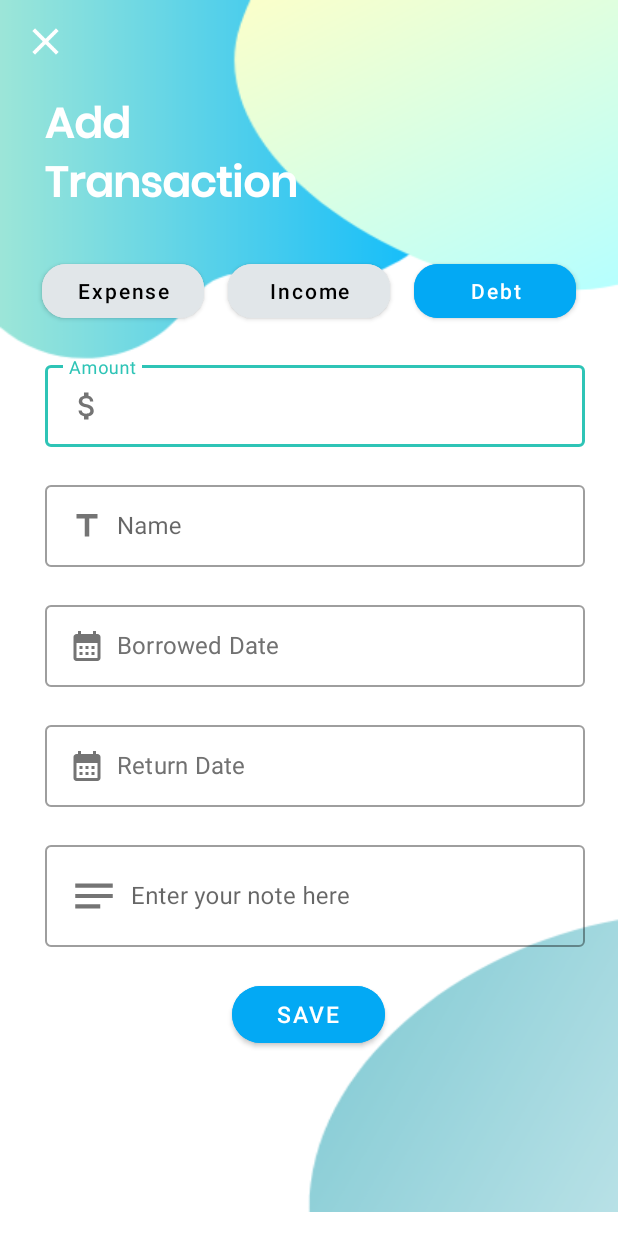
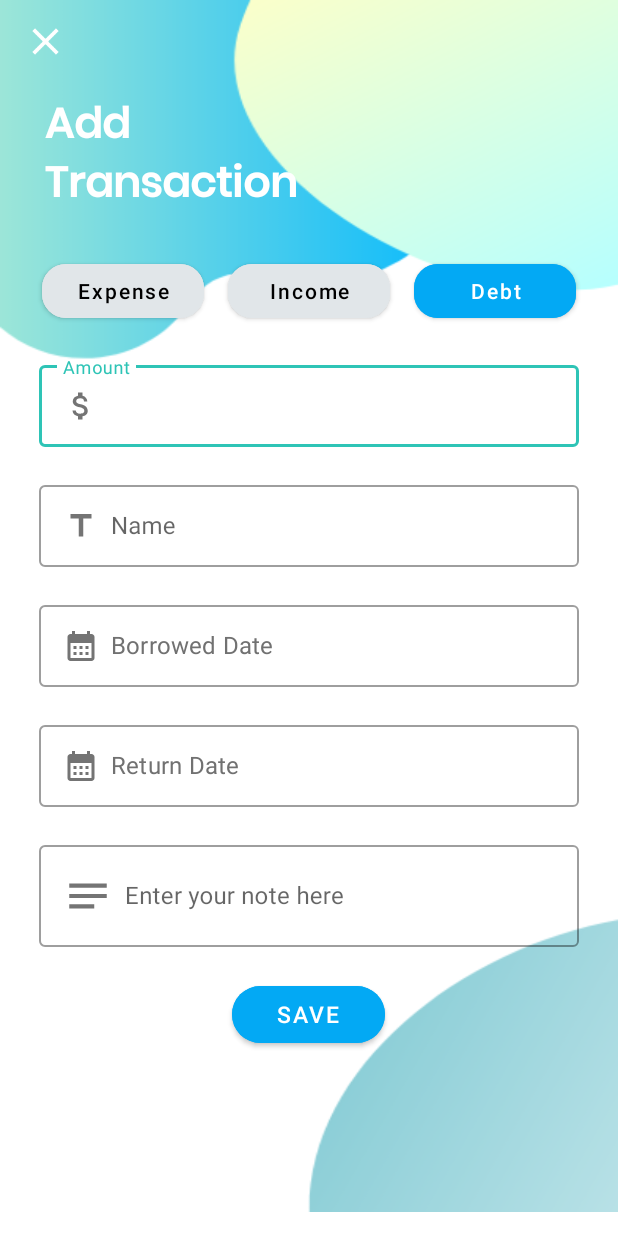
Before and after one commit to Vidusha-Jayaweera/MAD_Qapital, an Android app: the DebtInsertionActivity screen opened directly, with no data from a screen before it, on a phone screen of 412 x 824 dp. Run offline under Robolectric (Android 15) with nearby library versions, the phone set to English and light mode, and no system bars; our stand-ins replace Firebase (no records; nobody signed in at launch, a user with empty details on screens opened directly).

Commit message:
Added user authentication for debts

```diff
--- a/app/src/main/java/com/example/qapital/activities/DebtInsertionActivity.kt
+++ b/app/src/main/java/com/example/qapital/activities/DebtInsertionActivity.kt
@@ -9,8 +9,11 @@ import android.widget.ImageButton
 import android.widget.Toast
 import com.example.qapital.R
 import com.example.qapital.models.DebtModel
+import com.google.firebase.auth.FirebaseAuth
+import com.google.firebase.auth.ktx.auth
 import com.google.firebase.database.DatabaseReference
 import com.google.firebase.database.FirebaseDatabase
+import com.google.firebase.ktx.Firebase
 import java.text.SimpleDateFormat
 import java.util.*
 
@@ -31,18 +34,27 @@ class DebtInsertionActivity : AppCompatActivity() {
     private var payStatus: String = "Not paid"
 
     private lateinit var dbRef: DatabaseReference
+    private lateinit var auth: FirebaseAuth
 
     override fun onCreate(savedInstanceState: Bundle?) {
         super.onCreate(savedInstanceState)
         setContentView(R.layout.activity_debt_insertion)
 
-        //---back button---
+        //back button
         val backButton: ImageButton = findViewById(R.id.backBtn)
         backButton.setOnClickListener {
             finish()
         }
 
         initItem()
+
+        //Initialize Firebase Auth and firebase database--
+        val user = Firebase.auth.currentUser
+        val uid = user?.uid
+        if (uid != null) {
+            dbRef = FirebaseDatabase.getInstance().getReference(uid) //initialize database with uid as the parent
+        }
+        auth = Firebase.auth
 
         //date picker
         val sdf = java.text.SimpleDateFormat("dd/MM/yyyy", Locale.ENGLISH)
--- a/app/src/main/res/layout/activity_debt_insertion.xml
+++ b/app/src/main/res/layout/activity_debt_insertion.xml
@@ -121,6 +121,7 @@
                     style="@style/Widget.MaterialComponents.TextInputLayout.OutlinedBox"
                     android:layout_width="360dp"
                     android:layout_height="60dp"
+                    android:layout_gravity="center"
                     android:layout_marginHorizontal="30dp"
                     android:layout_marginTop="20dp">
 
@@ -144,6 +145,7 @@
                     style="@style/Widget.MaterialComponents.TextInputLayout.OutlinedBox"
                     android:layout_width="360dp"
                     android:layout_height="60dp"
+                    android:layout_gravity="center"
                     android:layout_marginHorizontal="30dp"
                     android:layout_marginTop="20dp">
 
@@ -166,6 +168,7 @@
                     style="@style/Widget.MaterialComponents.TextInputLayout.OutlinedBox"
                     android:layout_width="360dp"
                     android:layout_height="60dp"
+                    android:layout_gravity="center"
                     android:layout_marginHorizontal="30dp"
                     android:layout_marginTop="20dp">
 
@@ -190,6 +193,7 @@
                     style="@style/Widget.MaterialComponents.TextInputLayout.OutlinedBox"
                     android:layout_width="360dp"
                     android:layout_height="60dp"
+                    android:layout_gravity="center"
                     android:layout_marginHorizontal="30dp"
                     android:layout_marginTop="20dp">
 
@@ -214,6 +218,7 @@
                     style="@style/Widget.MaterialComponents.TextInputLayout.OutlinedBox"
                     android:layout_width="360dp"
                     android:layout_height="wrap_content"
+                    android:layout_gravity="center"
                     android:layout_marginHorizontal="30dp"
                     android:layout_marginTop="20dp">
 
```
Also changed, not shown: app/src/main/java/com/example/qapital/activities/DebtDetailsActivity.kt (+24 -8 lines), app/src/main/java/com/example/qapital/activities/DebtListActivity.kt (+7 -1 lines), app/src/main/java/com/example/qapital/activities/HomeActivity.kt (+10 -1 lines).
